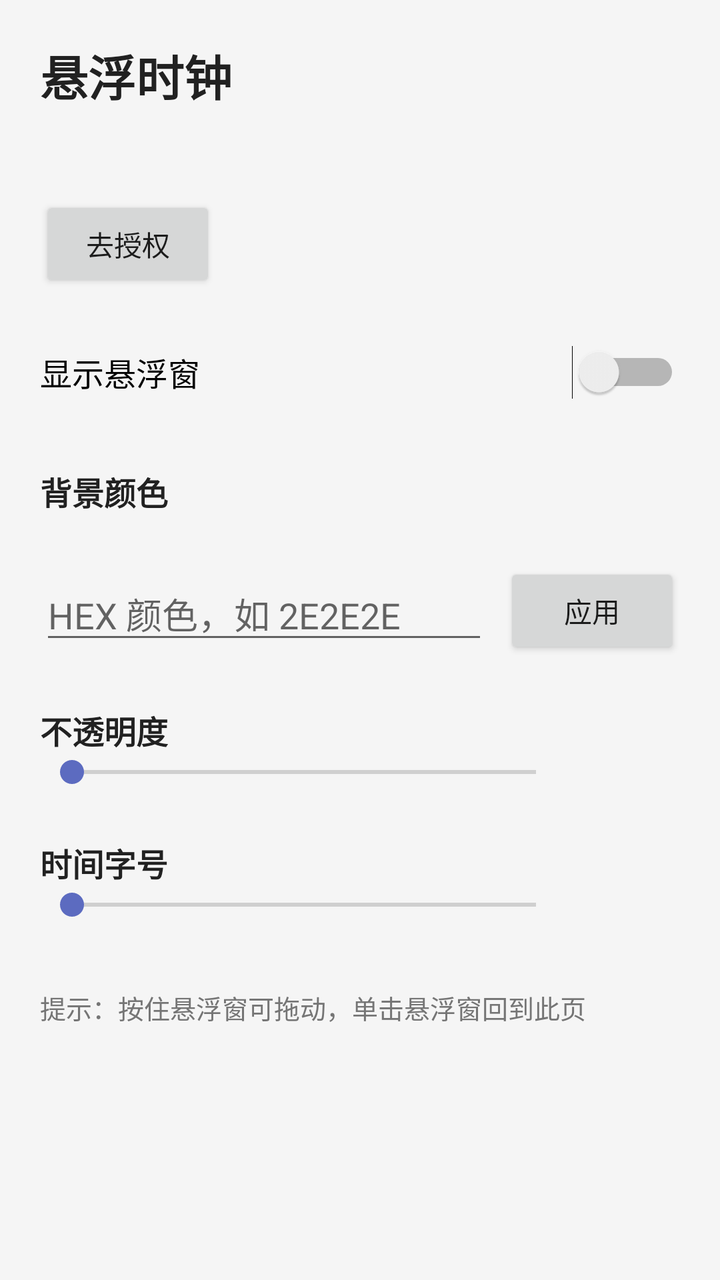
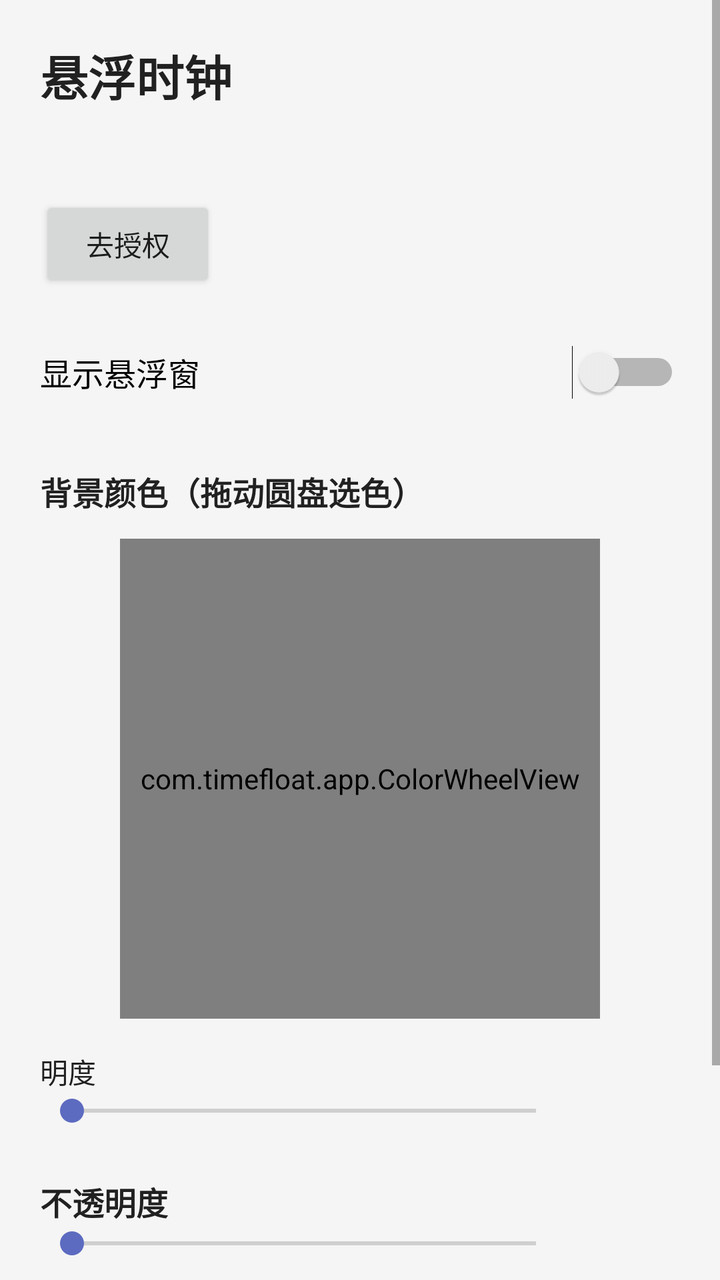

Screens rendered from an Android XML layout before and after an edit, with the pre-edit source and the edit as a unified diff.
<!-- AndroidManifest.xml: application theme Theme.TimeFloat -->
<!-- res/layout/activity_main.xml -->
<?xml version="1.0" encoding="utf-8"?>
<ScrollView xmlns:android="http://schemas.android.com/apk/res/android"
    android:layout_width="match_parent"
    android:layout_height="match_parent"
    android:fillViewport="true">

    <LinearLayout
        android:layout_width="match_parent"
        android:layout_height="wrap_content"
        android:orientation="vertical"
        android:padding="20dp">

        <TextView
            android:layout_width="wrap_content"
            android:layout_height="wrap_content"
            android:text="@string/app_name"
            android:textColor="@color/text_main"
            android:textSize="24sp"
            android:textStyle="bold" />

        <TextView
            android:id="@+id/tvPermStatus"
            android:layout_width="wrap_content"
            android:layout_height="wrap_content"
            android:layout_marginTop="16dp"
            android:textColor="@color/text_hint"
            android:textSize="14sp" />

        <Button
            android:id="@+id/btnGrant"
            android:layout_width="wrap_content"
            android:layout_height="wrap_content"
            android:layout_marginTop="8dp"
            android:text="@string/btn_grant" />

        <Switch
            android:id="@+id/switchShow"
            android:layout_width="match_parent"
            android:layout_height="wrap_content"
            android:layout_marginTop="16dp"
            android:minHeight="48dp"
            android:text="@string/switch_show"
            android:textSize="16sp" />

        <TextView
            android:layout_width="wrap_content"
            android:layout_height="wrap_content"
            android:layout_marginTop="24dp"
            android:text="@string/section_color"
            android:textColor="@color/text_main"
            android:textSize="16sp"
            android:textStyle="bold" />

        <LinearLayout
            android:id="@+id/swatchRow"
            android:layout_width="match_parent"
            android:layout_height="wrap_content"
            android:layout_marginTop="12dp"
            android:orientation="horizontal" />

        <LinearLayout
            android:layout_width="match_parent"
            android:layout_height="wrap_content"
            android:layout_marginTop="12dp"
            android:orientation="horizontal"
            android:gravity="center_vertical">

            <EditText
                android:id="@+id/etHex"
                android:layout_width="0dp"
                android:layout_height="wrap_content"
                android:layout_weight="1"
                android:hint="@string/hex_hint"
                android:inputType="text"
                android:maxLines="1"
                android:importantForAutofill="no" />

            <Button
                android:id="@+id/btnApply"
                android:layout_width="wrap_content"
                android:layout_height="wrap_content"
                android:layout_marginStart="8dp"
                android:text="@string/btn_apply" />
        </LinearLayout>

        <TextView
            android:layout_width="wrap_content"
            android:layout_height="wrap_content"
            android:layout_marginTop="24dp"
            android:text="@string/section_alpha"
            android:textColor="@color/text_main"
            android:textSize="16sp"
            android:textStyle="bold" />

        <LinearLayout
            android:layout_width="match_parent"
            android:layout_height="wrap_content"
            android:orientation="horizontal"
            android:gravity="center_vertical">

            <SeekBar
                android:id="@+id/sbAlpha"
                android:layout_width="0dp"
                android:layout_height="wrap_content"
                android:layout_weight="1"
                android:max="80"
                android:min="0" />

            <TextView
                android:id="@+id/tvAlphaValue"
                android:layout_width="wrap_content"
                android:layout_height="wrap_content"
                android:layout_marginStart="8dp"
                android:minWidth="48dp"
                android:textColor="@color/text_hint"
                android:textSize="14sp" />
        </LinearLayout>

        <TextView
            android:layout_width="wrap_content"
            android:layout_height="wrap_content"
            android:layout_marginTop="24dp"
            android:text="@string/section_font"
            android:textColor="@color/text_main"
            android:textSize="16sp"
            android:textStyle="bold" />

        <LinearLayout
            android:layout_width="match_parent"
            android:layout_height="wrap_content"
            android:orientation="horizontal"
            android:gravity="center_vertical">

            <SeekBar
                android:id="@+id/sbFont"
                android:layout_width="0dp"
                android:layout_height="wrap_content"
                android:layout_weight="1"
                android:max="36"
                android:min="0" />

            <TextView
                android:id="@+id/tvFontValue"
                android:layout_width="wrap_content"
                android:layout_height="wrap_content"
                android:layout_marginStart="8dp"
                android:minWidth="48dp"
                android:textColor="@color/text_hint"
                android:textSize="14sp" />
        </LinearLayout>

        <TextView
            android:layout_width="match_parent"
            android:layout_height="wrap_content"
            android:layout_marginTop="32dp"
            android:text="@string/hint_usage"
            android:textColor="@color/text_hint"
            android:textSize="13sp" />
    </LinearLayout>
</ScrollView>
<!-- resources referenced by this layout -->
<resources>
  <color name="text_hint">#757575</color>
  <color name="text_main">#212121</color>
  <string name="app_name">悬浮时钟</string>
  <string name="btn_apply">应用</string>
  <string name="btn_grant">去授权</string>
  <string name="hex_hint">HEX 颜色，如 2E2E2E</string>
  <string name="hint_usage">提示：按住悬浮窗可拖动，单击悬浮窗回到此页</string>
  <string name="section_alpha">不透明度</string>
  <string name="section_color">背景颜色</string>
  <string name="section_font">时间字号</string>
  <string name="switch_show">显示悬浮窗</string>
  <style name="Theme.TimeFloat" parent="android:Theme.Material.Light.NoActionBar">
          <item name="android:colorPrimary">@color/primary</item>
          <item name="android:colorPrimaryDark">@color/primary_dark</item>
          <item name="android:colorAccent">@color/accent</item>
          <item name="android:statusBarColor">@color/primary_dark</item>
          <item name="android:windowBackground">@color/window_bg</item>
      </style>
  <color name="primary">#3F51B5</color>
  <color name="primary_dark">#303F9F</color>
  <color name="accent">#5C6BC0</color>
  <color name="window_bg">#F5F5F5</color>
</resources>

<!-- the commit's change to res/layout/activity_main.xml (unified diff, before → after) -->
@@ -51,36 +51,43 @@
             android:textSize="16sp"
             android:textStyle="bold" />
 
-        <LinearLayout
-            android:id="@+id/swatchRow"
-            android:layout_width="match_parent"
+        <com.timefloat.app.ColorWheelView
+            android:id="@+id/colorWheel"
+            android:layout_width="240dp"
+            android:layout_height="240dp"
+            android:layout_gravity="center_horizontal"
+            android:layout_marginTop="12dp" />
+
+        <TextView
+            android:layout_width="wrap_content"
             android:layout_height="wrap_content"
-            android:layout_marginTop="12dp"
-            android:orientation="horizontal" />
+            android:layout_marginTop="16dp"
+            android:text="@string/section_bright"
+            android:textColor="@color/text_main"
+            android:textSize="14sp" />
 
         <LinearLayout
             android:layout_width="match_parent"
             android:layout_height="wrap_content"
-            android:layout_marginTop="12dp"
             android:orientation="horizontal"
             android:gravity="center_vertical">
 
-            <EditText
-                android:id="@+id/etHex"
+            <SeekBar
+                android:id="@+id/sbBright"
                 android:layout_width="0dp"
                 android:layout_height="wrap_content"
                 android:layout_weight="1"
-                android:hint="@string/hex_hint"
-                android:inputType="text"
-                android:maxLines="1"
-                android:importantForAutofill="no" />
+                android:max="100"
+                android:min="0" />
 
-            <Button
-                android:id="@+id/btnApply"
+            <TextView
+                android:id="@+id/tvBrightValue"
                 android:layout_width="wrap_content"
                 android:layout_height="wrap_content"
                 android:layout_marginStart="8dp"
-                android:text="@string/btn_apply" />
+                android:minWidth="48dp"
+                android:textColor="@color/text_hint"
+                android:textSize="14sp" />
         </LinearLayout>
 
         <TextView
<!-- resource entries referenced after the edit -->
@@ -3,12 +3,11 @@
   <color name="text_hint">#757575</color>
   <color name="text_main">#212121</color>
   <string name="app_name">悬浮时钟</string>
-  <string name="btn_apply">应用</string>
   <string name="btn_grant">去授权</string>
-  <string name="hex_hint">HEX 颜色，如 2E2E2E</string>
   <string name="hint_usage">提示：按住悬浮窗可拖动，单击悬浮窗回到此页</string>
   <string name="section_alpha">不透明度</string>
-  <string name="section_color">背景颜色</string>
+  <string name="section_bright">明度</string>
+  <string name="section_color">背景颜色（拖动圆盘选色）</string>
   <string name="section_font">时间字号</string>
   <string name="switch_show">显示悬浮窗</string>
   <style name="Theme.TimeFloat" parent="android:Theme.Material.Light.NoActionBar">
